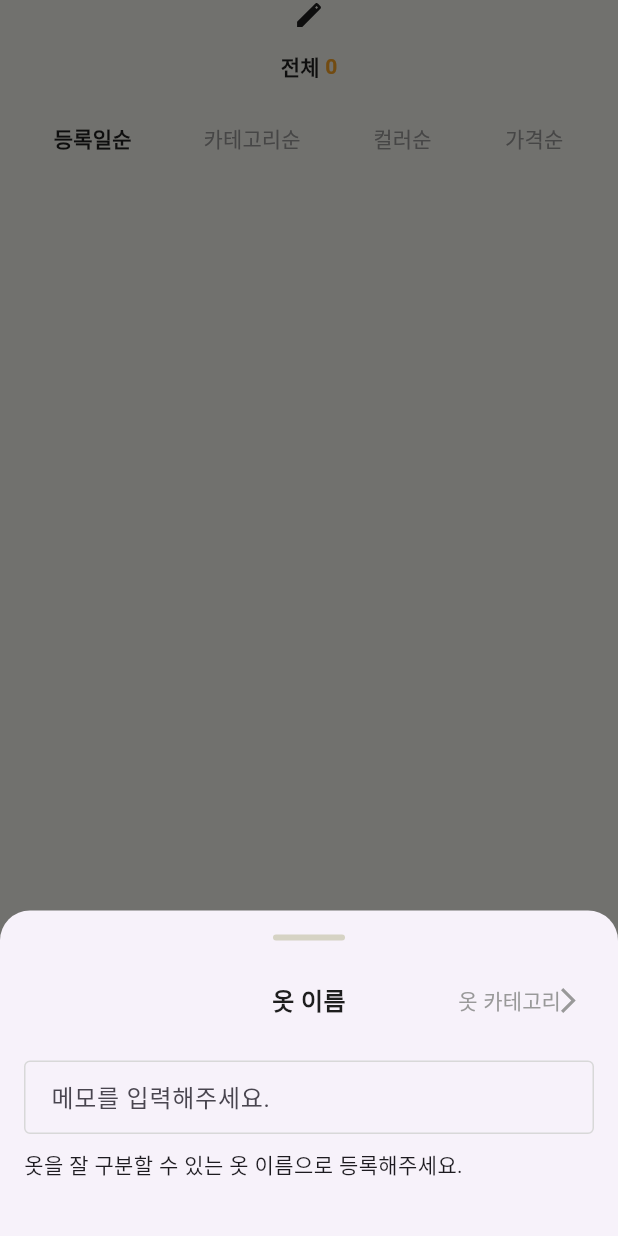
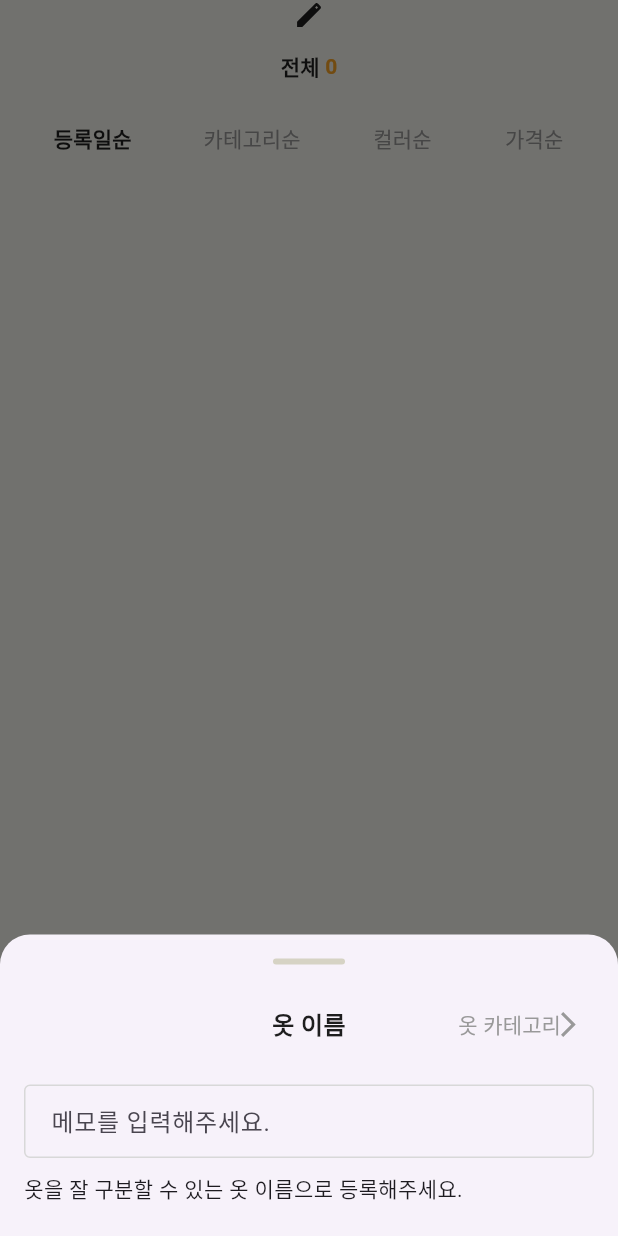
Before and after one commit to REFACTOR-GUNWOO/ttal_kkak, a Flutter app: the MainLayout screen opened directly, item 5 of the bottom bar chosen, on a phone screen of 412 x 824 dp. Run offline on Flutter 3.47's test engine with Material 3 defaults, Android fonts, the phone set to English and light mode, and no system bars; our stand-ins replace flutter_svg, path_drawing, shared_preferences; accounts and stored records are empty; Roboto replaces fonts that are missing (Pretendard).

```diff
--- a/lib/addClothesBottomSheet/bottom_sheet_step_1.dart
+++ b/lib/addClothesBottomSheet/bottom_sheet_step_1.dart
@@ -59,8 +59,13 @@ class _BottomSheetBody1State extends State<BottomSheetBody1> {
   @override
   Widget build(BuildContext context) {
     return SingleChildScrollView(
+      physics: ClampingScrollPhysics(),
       child: Padding(
-          padding: const EdgeInsets.all(16.0),
+          padding: EdgeInsets.only(
+              left: 16,
+              right: 16,
+              top: 16,
+              bottom: MediaQuery.of(context).viewInsets.bottom),
           child: LengthLimitedTextInput(
             8,
             "메모를 입력해주세요.",
```
Also changed, not shown: lib/addClothesBottomSheet/bottom_sheet_step_3.dart (+39 -21 lines).
